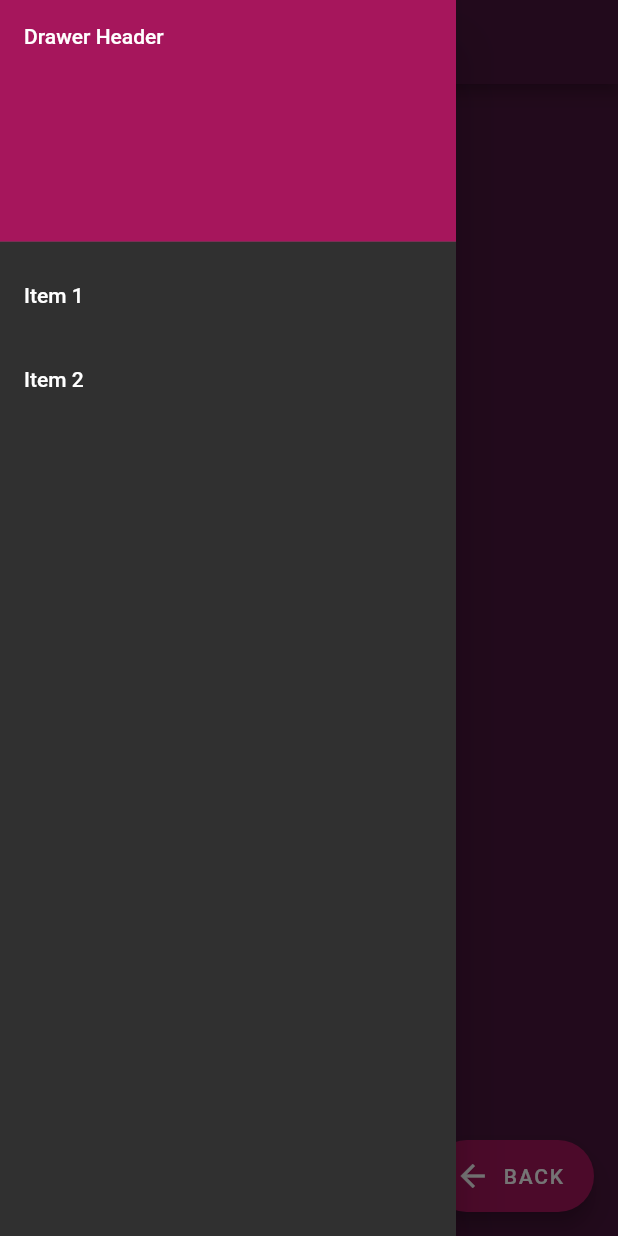
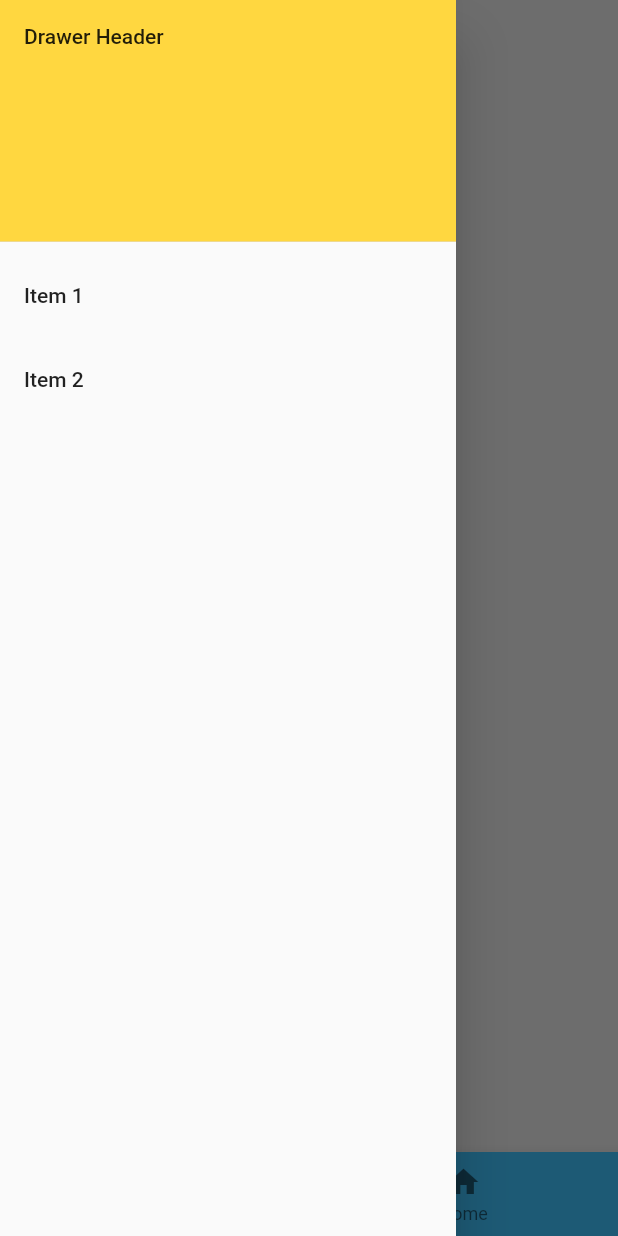
Before and after one commit to harshitk075/Digital_Event_Pass-Application, a Flutter app: the userPage screen opened by its route, with the side drawer open, on a phone screen of 412 x 824 dp. Run offline on Flutter 3.47's test engine with Material 2 defaults, Android fonts, the phone set to English and light mode, and no system bars; our stand-ins replace font_awesome_flutter; missing offline and left inert: flappy_search_bar, qrcode; network calls fail.

Commit message:
updated color theme

```diff
--- a/lib/pages/createnewevent.dart
+++ b/lib/pages/createnewevent.dart
@@ -7,6 +7,8 @@ class CreateNewEvent extends StatefulWidget {
 }
 
 class _CreateNewEventState extends State<CreateNewEvent> {
+
+
   @override
   Widget build(BuildContext context) {
     return Container(
@@ -104,7 +106,7 @@ class _CreateNewEventState extends State<CreateNewEvent> {
                ),
             ),
           ],
-      ),
+         ),
       ),
     );
   }
--- a/lib/pages/user/userpage.dart
+++ b/lib/pages/user/userpage.dart
@@ -8,28 +8,65 @@ class userPage extends StatefulWidget {
 }
 
 class _userPageState extends State<userPage> {
+
+  final GlobalKey<ScaffoldState> _scaffoldKey = new GlobalKey<ScaffoldState>();
+  int _selectedIndex = 0;
+
+  void _onItemTapped(int index) {
+    if(index==0)
+    {
+      Navigator.pop(context);
+    }
+    else if(index==1)
+    {
+      //Navigator.popAndPushNamed(context, '/');
+      Navigator.pop(context);
+    }
+  }
+
   @override
   Widget build(BuildContext context) {
     return Scaffold(
-      appBar: AppBar(
-         backgroundColor: Color.fromARGB(255, 74, 22, 60),
-         title: Text("UserPage"),
-         centerTitle: true,
+      key: _scaffoldKey,
+      body: SafeArea(
+        child: Padding(
+          padding: const EdgeInsets.symmetric(vertical: 30.0),
+          child: ListView(
+            children: <Widget>[
+              Row(
+                children: <Widget>[
+                  SizedBox(width: 5.0),
+                  GestureDetector(
+                    onTap: (){
+                      _scaffoldKey.currentState.openDrawer();
+                    },
+                    child: Icon(
+                      Icons.dehaze,
+                      size: 35.0,
+                    ),
+                  ),
+                  SizedBox(width: 15.0),
+                  Text(
+                    "EVENT'S PAGE",
+                    style: TextStyle(
+                      fontSize: 30.0,
+                      fontWeight: FontWeight.bold,
+                    ),
+                  ),
+                ],
+              ),
+            ],
+          ),
+        ),
       ),
       drawer : Drawer(
-
-        // Add a ListView to the drawer. This ensures the user can scroll
-        // through the options in the drawer if there isn't enough vertical
-        // space to fit everything.
         child: ListView(
-          // Important: Remove any padding from the ListView.
           padding: EdgeInsets.zero,
           children: <Widget>[
             DrawerHeader(
-              child: Text('Drawer Header',
-              style: TextStyle(color: Colors.white),),
+              child: Text('Drawer Header'),
               decoration: BoxDecoration(
-                color: Color.fromARGB(255, 166, 22, 92),
+                color: Colors.amberAccent,
               ),
             ),
             ListTile(
@@ -49,20 +86,24 @@ class _userPageState extends State<userPage> {
           ],
         ),
       ),
-      floatingActionButton: FloatingActionButton.extended(
 
-        backgroundColor: Color.fromARGB(255, 166, 22, 92),
-        onPressed: (){
-          Navigator.pop(context);
-        },
-        icon: Icon(
-          Icons.arrow_back,
-          color: Colors.white ,
-        ),
-        label: Text("BACK",
-        style: TextStyle(color: Colors.white),
+      bottomNavigationBar: BottomNavigationBar(
+        backgroundColor: Theme.of(context).primaryColor,
+        items: [
+          BottomNavigationBarItem(
+            icon: Icon(Icons.arrow_back),
+            title: Text("Back"),
+          ),
+          BottomNavigationBarItem(
+            icon: Icon(Icons.home),
+            title: Text("Home"),
+          ),
+        ],
+        currentIndex: _selectedIndex,
+        selectedItemColor: Colors.indigo,
+        onTap: _onItemTapped,
+      ),
+    );
+  }
 
-      ),
-    ));
-  }
 }
```
Also changed, not shown: lib/main.dart (+6 -8 lines), lib/pages/organizerpage.dart (+3 -4 lines), lib/pages/organizerprofile.dart (deleted, +0 -46 lines), lib/pages/viewprofile.dart (renamed from lib/pages/createprofile.dart, +36 -63 lines).
